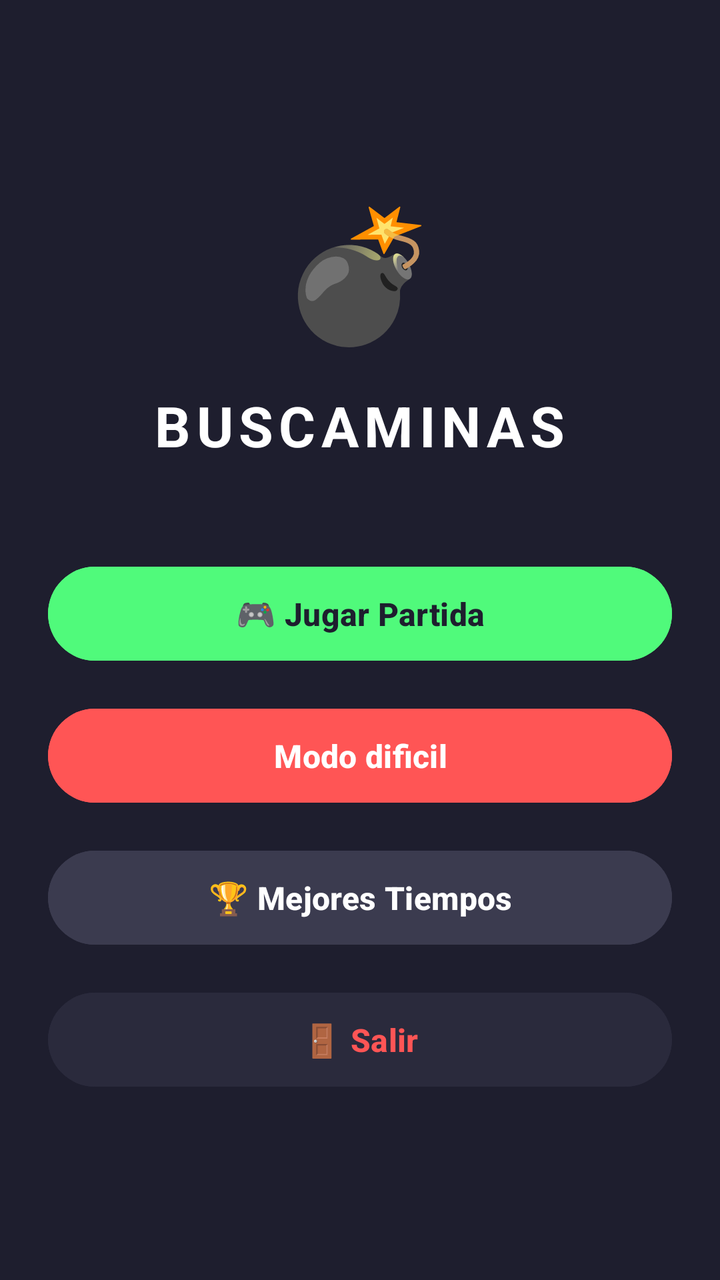
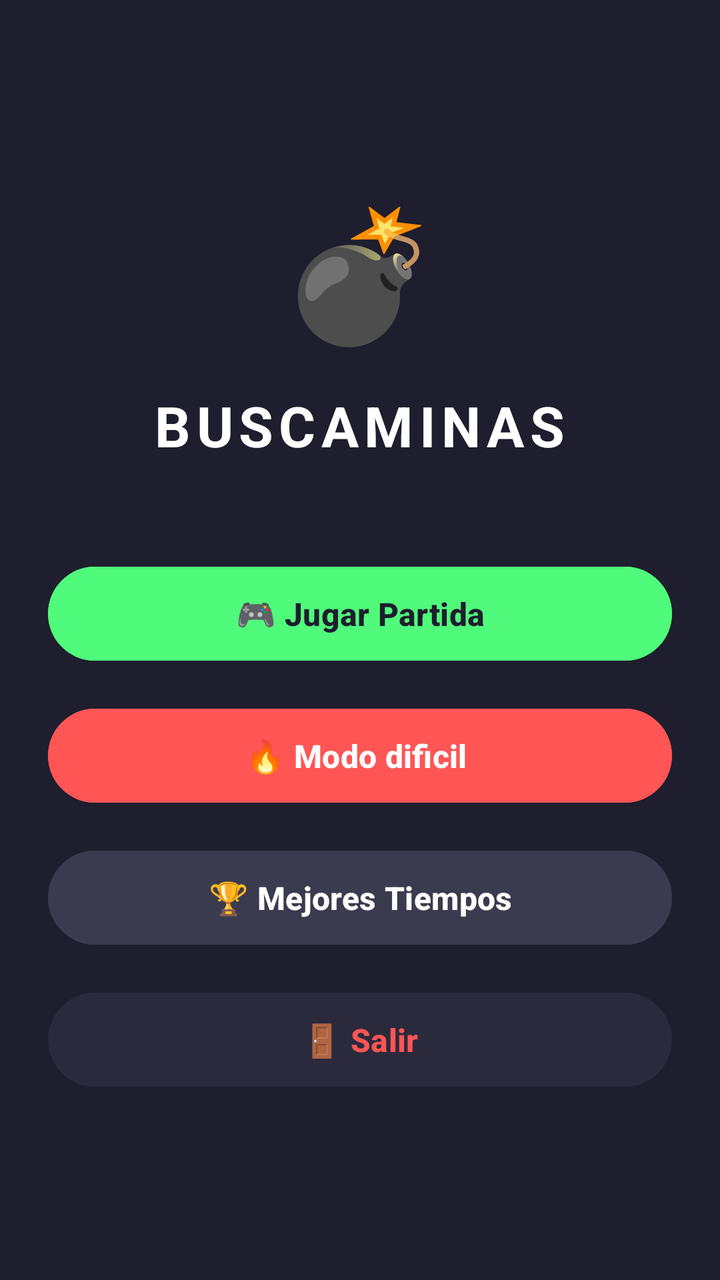

An Android layout rendered at two revisions. The XML below is the earlier revision; the diff shows what the commit changed to produce the second picture.
<!-- AndroidManifest.xml: application theme Theme.Minesweeperandroid -->
<!-- res/layout/activity_menu.xml -->
<?xml version="1.0" encoding="utf-8"?>
<LinearLayout xmlns:android="http://schemas.android.com/apk/res/android"
    android:layout_width="match_parent"
    android:layout_height="match_parent"
    android:orientation="vertical"
    android:gravity="center"
    android:padding="24dp"
    android:background="#1E1E2E"
    android:paddingTop="40dp">

    
    <TextView
        android:layout_width="wrap_content"
        android:layout_height="wrap_content"
        android:text="💣"
        android:textSize="64sp"
        android:layout_marginBottom="16dp"/>

    <TextView
        android:layout_width="wrap_content"
        android:layout_height="wrap_content"
        android:text="BUSCAMINAS"
        android:textColor="#FFFFFF"
        android:textSize="28sp"
        android:textStyle="bold"
        android:letterSpacing="0.1"
        android:layout_marginBottom="48dp"/>




    
    <Button
        android:id="@+id/btnPlay"
        android:layout_width="match_parent"
        android:layout_height="55dp"
        android:text="🎮 Jugar Partida"
        android:textSize="16sp"
        android:textStyle="bold"
        android:backgroundTint="#50FA7B"
        android:textColor="#1E1E2E"
        android:layout_marginBottom="16dp"/>


    <Button
        android:id="@+id/btnPlayHard"
        android:layout_width="match_parent"
        android:layout_height="55dp"
        android:text="Modo dificil"
        android:textSize="16sp"
        android:textStyle="bold"
        android:backgroundTint="#FF5555"
        android:textColor="#FFFFFF"
        android:layout_marginBottom="16dp"/>

    
    <Button
        android:id="@+id/btnScores"
        android:layout_width="match_parent"
        android:layout_height="55dp"
        android:text="🏆 Mejores Tiempos"
        android:textSize="16sp"
        android:textStyle="bold"
        android:backgroundTint="#3B3B4F"
        android:textColor="#FFFFFF"
        android:layout_marginBottom="16dp"/>

    
    <Button
        android:id="@+id/btnExit"
        android:layout_width="match_parent"
        android:layout_height="55dp"
        android:text="🚪 Salir"
        android:textSize="16sp"
        android:textStyle="bold"
        android:backgroundTint="#2A2A3C"
        android:textColor="#FF5555"/>

</LinearLayout>
<!-- resources referenced by this layout -->
<resources>
  <style name="Theme.Minesweeperandroid" parent="Base.Theme.Minesweeperandroid" />
  <style name="Base.Theme.Minesweeperandroid" parent="Theme.Material3.DayNight.NoActionBar">
          
          
      </style>
</resources>

<!-- the commit's change to res/layout/activity_menu.xml (unified diff, before → after) -->
@@ -8,7 +8,7 @@
     android:background="#1E1E2E"
     android:paddingTop="40dp">
 
-    
+
     <TextView
         android:layout_width="wrap_content"
         android:layout_height="wrap_content"
@@ -29,7 +29,7 @@
 
 
 
-    
+
     <Button
         android:id="@+id/btnPlay"
         android:layout_width="match_parent"
@@ -46,7 +46,7 @@
         android:id="@+id/btnPlayHard"
         android:layout_width="match_parent"
         android:layout_height="55dp"
-        android:text="Modo dificil"
+        android:text="🔥 Modo dificil "
         android:textSize="16sp"
         android:textStyle="bold"
         android:backgroundTint="#FF5555"
@@ -65,7 +65,7 @@
         android:textColor="#FFFFFF"
         android:layout_marginBottom="16dp"/>
 
-    
+
     <Button
         android:id="@+id/btnExit"
         android:layout_width="match_parent"
